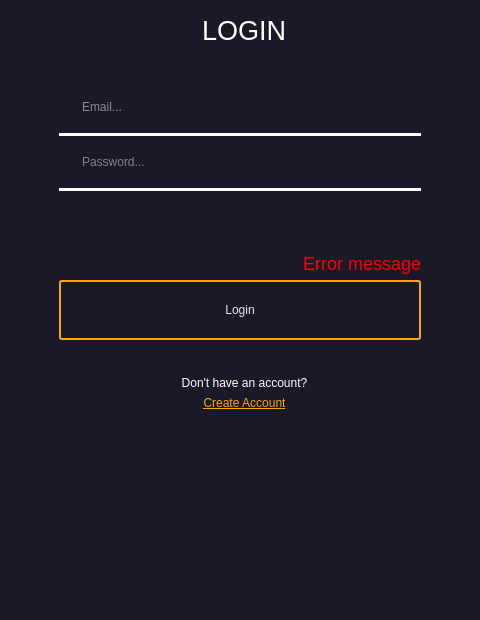
First picture: the form in ui/login.ui, repository ohaiyo-simida/Face-Mask_detector-with-alert, before the edit.
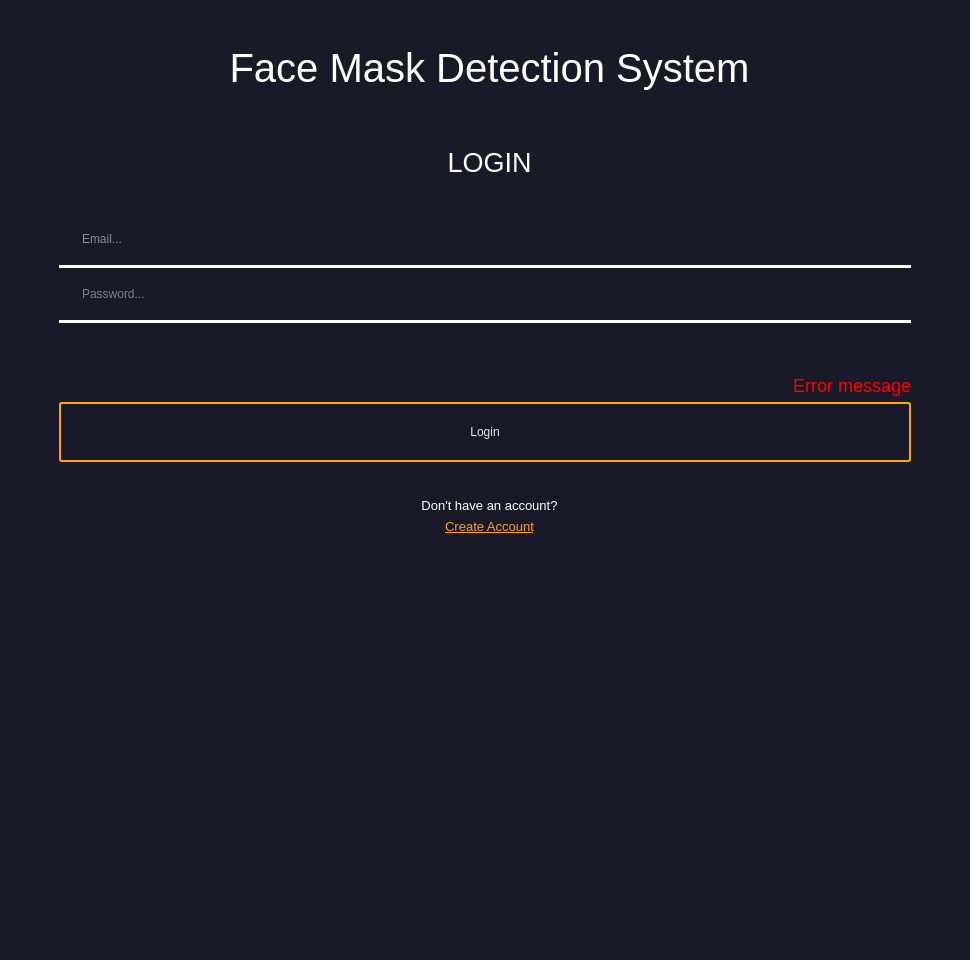
Second picture: the form after the edit. Icons and pictures are not drawn.

The edit to the form file:
```diff
--- a/ui/login.ui
+++ b/ui/login.ui
@@ -6,8 +6,8 @@
    <rect>
     <x>0</x>
     <y>0</y>
-    <width>480</width>
-    <height>620</height>
+    <width>970</width>
+    <height>960</height>
    </rect>
   </property>
   <property name="windowTitle">
@@ -60,7 +60,86 @@
           <property name="topMargin">
            <number>15</number>
           </property>
+          <item>
+           <spacer name="verticalSpacer_4">
+            <property name="orientation">
+             <enum>Qt::Vertical</enum>
+            </property>
+            <property name="sizeType">
+             <enum>QSizePolicy::Preferred</enum>
+            </property>
+            <property name="sizeHint" stdset="0">
+             <size>
+              <width>20</width>
+              <height>10</height>
+             </size>
+            </property>
+           </spacer>
+          </item>
           <item alignment="Qt::AlignHCenter">
+           <widget class="QLabel" name="label_5">
+            <property name="maximumSize">
+             <size>
+              <width>250</width>
+              <height>250</height>
+             </size>
+            </property>
+            <property name="layoutDirection">
+             <enum>Qt::LeftToRight</enum>
+            </property>
+            <property name="styleSheet">
+             <string notr="true"/>
+            </property>
+            <property name="text">
+             <string/>
+            </property>
+            <property name="pixmap">
+             <pixmap>icons/mask_icon.png</pixmap>
+            </property>
+            <property name="scaledContents">
+             <bool>true</bool>
+            </property>
+            <property name="alignment">
+             <set>Qt::AlignCenter</set>
+            </property>
+            <property name="wordWrap">
+             <bool>false</bool>
+            </property>
+            <property name="margin">
+             <number>0</number>
+            </property>
+           </widget>
+          </item>
+          <item>
+           <widget class="QLabel" name="label_6">
+            <property name="styleSheet">
+             <string notr="true">color:rgb(255, 255, 255); font-size:30pt; text-align: center;</string>
+            </property>
+            <property name="text">
+             <string>Face Mask Detection System</string>
+            </property>
+            <property name="alignment">
+             <set>Qt::AlignCenter</set>
+            </property>
+           </widget>
+          </item>
+          <item>
+           <spacer name="verticalSpacer_3">
+            <property name="orientation">
+             <enum>Qt::Vertical</enum>
+            </property>
+            <property name="sizeType">
+             <enum>QSizePolicy::Preferred</enum>
+            </property>
+            <property name="sizeHint" stdset="0">
+             <size>
+              <width>20</width>
+              <height>50</height>
+             </size>
+            </property>
+           </spacer>
+          </item>
+          <item>
            <widget class="QLabel" name="label">
             <property name="styleSheet">
              <string notr="true">color:rgb(255, 255, 255); font-size:20pt; text-align: center;</string>
@@ -68,6 +147,9 @@
             <property name="text">
              <string>LOGIN</string>
             </property>
+            <property name="alignment">
+             <set>Qt::AlignCenter</set>
+            </property>
            </widget>
           </item>
           <item>
@@ -81,7 +163,7 @@
             <property name="rightMargin">
              <number>59</number>
             </property>
-            <item row="0" column="0">
+            <item row="1" column="0">
              <widget class="QLabel" name="label_3">
               <property name="styleSheet">
                <string notr="true">color: rgb(231, 231, 231);
@@ -95,7 +177,38 @@
               </property>
              </widget>
             </item>
-            <item row="1" column="0" colspan="2">
+            <item row="1" column="1">
+             <widget class="QLineEdit" name="email">
+              <property name="minimumSize">
+               <size>
+                <width>0</width>
+                <height>40</height>
+               </size>
+              </property>
+              <property name="focusPolicy">
+               <enum>Qt::StrongFocus</enum>
+              </property>
+              <property name="styleSheet">
+               <string notr="true">QLineEdit {
+      color: white;
+      font: 15pt &quot;Verdana&quot;;
+      border: None;
+      border-bottom-color: white;
+      border-radius: 10px;
+      padding: 0 8px;
+      background: rgb(25, 25, 40);
+      selection-background-color: darkgray;
+}</string>
+              </property>
+              <property name="text">
+               <string/>
+              </property>
+              <property name="placeholderText">
+               <string>Email...</string>
+              </property>
+             </widget>
+            </item>
+            <item row="2" column="0" colspan="2">
              <widget class="Line" name="line_2">
               <property name="styleSheet">
                <string notr="true">border: 2px solid white;</string>
@@ -105,7 +218,7 @@
               </property>
              </widget>
             </item>
-            <item row="2" column="0">
+            <item row="3" column="0">
              <widget class="QLabel" name="label_4">
               <property name="styleSheet">
                <string notr="true">color: rgb(231, 231, 231);
@@ -119,7 +232,7 @@
               </property>
              </widget>
             </item>
-            <item row="2" column="1">
+            <item row="3" column="1">
              <widget class="QLineEdit" name="password">
               <property name="minimumSize">
                <size>
@@ -147,17 +260,17 @@
               </property>
              </widget>
             </item>
-            <item row="3" column="0" colspan="2">
-             <widget class="Line" name="line_3">
-              <property name="styleSheet">
-               <string notr="true">border: 2px solid white;</string>
-              </property>
-              <property name="orientation">
-               <enum>Qt::Horizontal</enum>
-              </property>
-             </widget>
-            </item>
             <item row="4" column="0" colspan="2">
+             <widget class="Line" name="line_3">
+              <property name="styleSheet">
+               <string notr="true">border: 2px solid white;</string>
+              </property>
+              <property name="orientation">
+               <enum>Qt::Horizontal</enum>
+              </property>
+             </widget>
+            </item>
+            <item row="5" column="0" colspan="2">
              <spacer name="verticalSpacer">
               <property name="orientation">
                <enum>Qt::Vertical</enum>
@@ -168,12 +281,26 @@
               <property name="sizeHint" stdset="0">
                <size>
                 <width>20</width>
-                <height>50</height>
+                <height>40</height>
                </size>
               </property>
              </spacer>
             </item>
             <item row="6" column="0" colspan="2">
+             <widget class="QLabel" name="errorMessage">
+              <property name="styleSheet">
+               <string notr="true">color: red;
+font-size: 18px</string>
+              </property>
+              <property name="text">
+               <string>Error message</string>
+              </property>
+              <property name="alignment">
+               <set>Qt::AlignRight|Qt::AlignTrailing|Qt::AlignVCenter</set>
+              </property>
+             </widget>
+            </item>
+            <item row="7" column="0" colspan="2">
              <widget class="QPushButton" name="loginButton">
               <property name="sizePolicy">
                <sizepolicy hsizetype="Minimum" vsizetype="Fixed">
@@ -216,55 +343,15 @@
               </property>
              </widget>
             </item>
-            <item row="0" column="1">
-             <widget class="QLineEdit" name="email">
-              <property name="minimumSize">
-               <size>
-                <width>0</width>
-                <height>40</height>
-               </size>
-              </property>
-              <property name="focusPolicy">
-               <enum>Qt::StrongFocus</enum>
-              </property>
-              <property name="styleSheet">
-               <string notr="true">QLineEdit {
-      color: white;
-      font: 15pt &quot;Verdana&quot;;
-      border: None;
-      border-bottom-color: white;
-      border-radius: 10px;
-      padding: 0 8px;
-      background: rgb(25, 25, 40);
-      selection-background-color: darkgray;
-}</string>
-              </property>
-              <property name="text">
-               <string/>
-              </property>
-              <property name="placeholderText">
-               <string>Email...</string>
-              </property>
-             </widget>
-            </item>
-            <item row="5" column="0" colspan="2">
-             <widget class="QLabel" name="errorMessage">
-              <property name="styleSheet">
-               <string notr="true">color: red;
-font-size: 18px</string>
-              </property>
-              <property name="text">
-               <string>Error message</string>
-              </property>
-              <property name="alignment">
-               <set>Qt::AlignRight|Qt::AlignTrailing|Qt::AlignVCenter</set>
-              </property>
-             </widget>
-            </item>
            </layout>
           </item>
           <item>
            <widget class="QLabel" name="label_2">
+            <property name="font">
+             <font>
+              <pointsize>10</pointsize>
+             </font>
+            </property>
             <property name="styleSheet">
              <string notr="true">color: white;
 padding-top: 30px;</string>
@@ -279,6 +366,12 @@
           </item>
           <item>
            <widget class="QPushButton" name="createAccButton">
+            <property name="font">
+             <font>
+              <pointsize>10</pointsize>
+              <underline>true</underline>
+             </font>
+            </property>
             <property name="cursor">
              <cursorShape>PointingHandCursor</cursorShape>
             </property>
```
